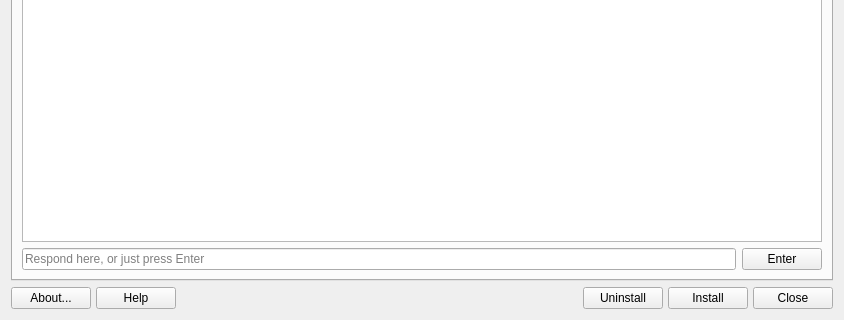
AdrianTM/mx-packageinstaller, file src/mainwindow.ui: the form before one commit; both pictures show x 0 to 844 and y 287 to 607 of the 844 by 607 pixel window.
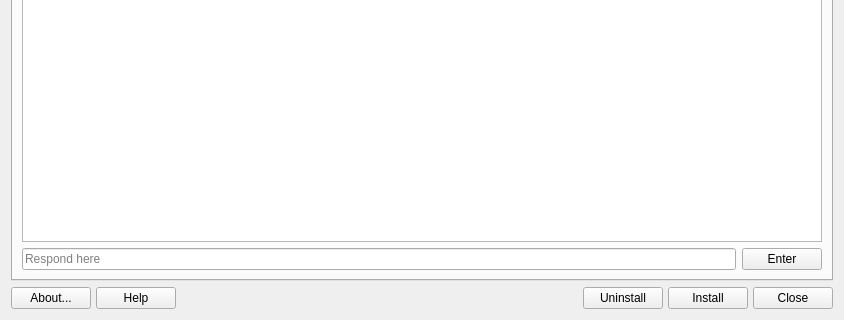
The form after the commit. The open tabs and pages were chosen to show the change. Icons and pictures are not drawn.

Commit message: Changed how we elevate, ask for password in the lineEdit

```diff
--- a/src/mainwindow.ui
+++ b/src/mainwindow.ui
@@ -1064,7 +1064,7 @@
        <item row="1" column="0">
         <widget class="QLineEdit" name="lineEdit">
          <property name="placeholderText">
-          <string>Respond here, or just press Enter</string>
+          <string>Respond here</string>
          </property>
         </widget>
        </item>
```
The commit also changes 2 other files.
